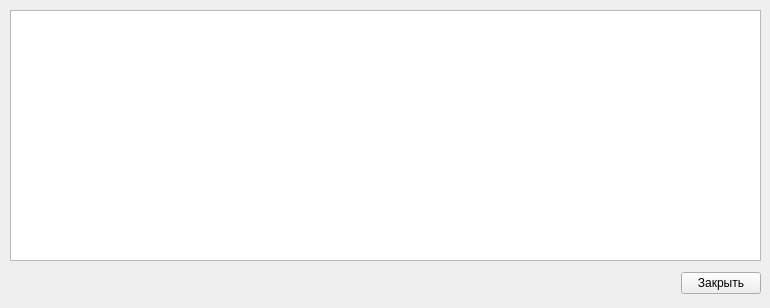
Above: form_full_report.ui from alchalov/istu_database_course_work before the change. Below: the same form after it.
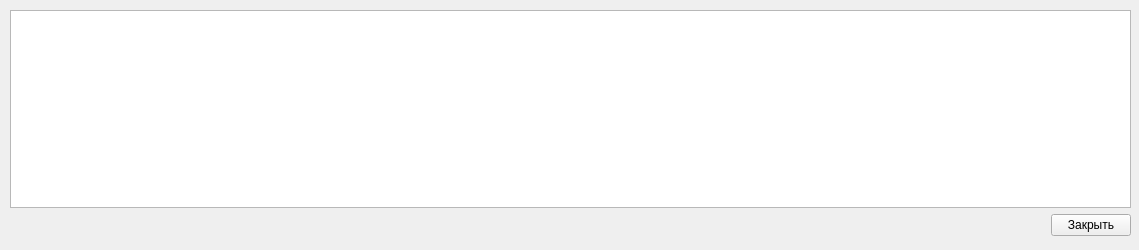
That is the form after the change.

```diff
--- a/form_full_report.ui
+++ b/form_full_report.ui
@@ -6,32 +6,37 @@
    <rect>
     <x>0</x>
     <y>0</y>
-    <width>770</width>
-    <height>308</height>
+    <width>1139</width>
+    <height>250</height>
    </rect>
   </property>
   <property name="windowTitle">
    <string>Полный отчёт об учениках всех школ</string>
   </property>
-  <widget class="QTableView" name="tableView">
-   <property name="geometry">
-    <rect>
-     <x>10</x>
-     <y>10</y>
-     <width>751</width>
-     <height>251</height>
-    </rect>
-   </property>
-  </widget>
   <widget class="QWidget" name="">
    <property name="geometry">
     <rect>
      <x>10</x>
-     <y>270</y>
-     <width>751</width>
-     <height>26</height>
+     <y>10</y>
+     <width>1121</width>
+     <height>226</height>
     </rect>
    </property>
+   <layout class="QVBoxLayout" name="verticalLayout">
+    <item>
+     <widget class="QTableView" name="tableView">
+      <property name="sizePolicy">
+       <sizepolicy hsizetype="Preferred" vsizetype="Preferred">
+        <horstretch>0</horstretch>
+        <verstretch>0</verstretch>
+       </sizepolicy>
+      </property>
+      <attribute name="horizontalHeaderStretchLastSection">
+       <bool>true</bool>
+      </attribute>
+     </widget>
+    </item>
+    <item>
    <layout class="QHBoxLayout" name="horizontalLayout">
     <item>
      <spacer name="horizontalSpacer">
@@ -52,6 +57,8 @@
        <string>Закрыть</string>
       </property>
      </widget>
+      </item>
+     </layout>
     </item>
    </layout>
   </widget>
```
Lines whose indentation alone changed are shown as unchanged.
